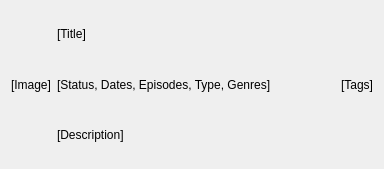
Old version of the form source/AnimePreviewUI.ui in the repository VynDev/Anime-Hub.
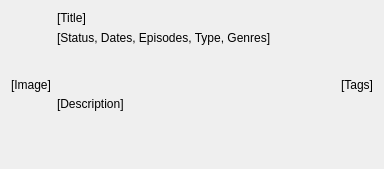
New version of the form.

Patch:
```diff
--- a/source/AnimePreviewUI.ui
+++ b/source/AnimePreviewUI.ui
@@ -22,7 +22,7 @@
     </widget>
    </item>
    <item>
-    <layout class="QVBoxLayout" name="verticalLayout">
+    <layout class="QVBoxLayout" name="verticalLayout" stretch="0,0,1">
      <item>
       <widget class="QLabel" name="titleLabel">
        <property name="text">
```
